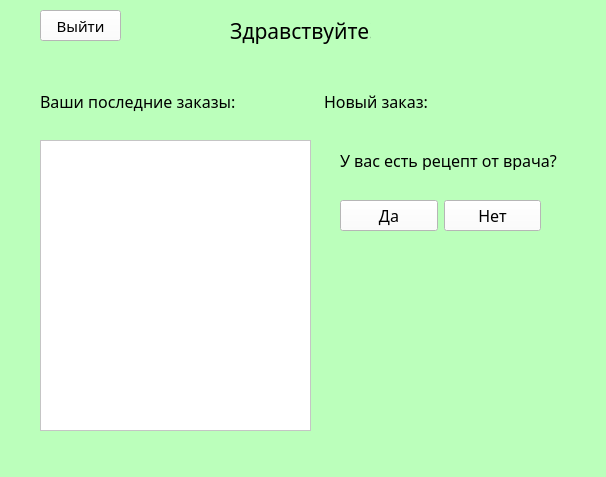
martifexa/Project_12.21, file project_tabletka/kabinet1.ui: the form before one commit.
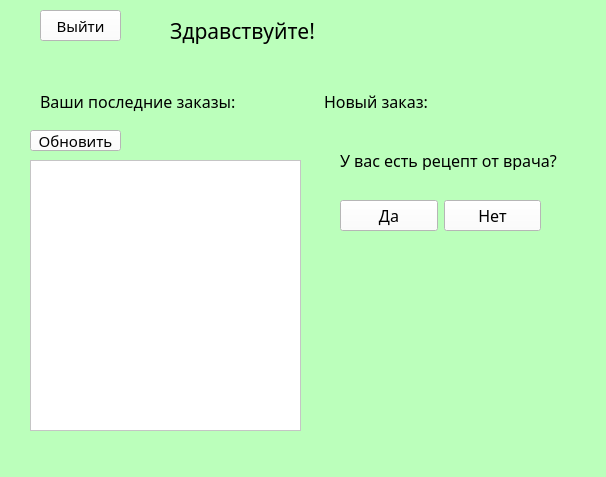
The form after the commit. Icons and pictures are not drawn.

The edit to the form file:
```diff
--- a/project_tabletka/kabinet1.ui
+++ b/project_tabletka/kabinet1.ui
@@ -26,9 +26,9 @@
    <widget class="QLabel" name="label">
     <property name="geometry">
      <rect>
-      <x>230</x>
+      <x>170</x>
       <y>10</y>
-      <width>141</width>
+      <width>351</width>
       <height>41</height>
      </rect>
     </property>
@@ -45,10 +45,10 @@
    <widget class="QListWidget" name="listWidget">
     <property name="geometry">
      <rect>
-      <x>40</x>
-      <y>140</y>
+      <x>30</x>
+      <y>160</y>
       <width>271</width>
-      <height>291</height>
+      <height>271</height>
      </rect>
     </property>
     <property name="font">
@@ -178,29 +178,7 @@
      <string/>
     </property>
     <property name="pixmap">
-     <pixmap resource="../../../Desktop/proj/projj.qrc">:/newPrefix/i.jpg</pixmap>
-    </property>
-    <property name="scaledContents">
-     <bool>true</bool>
-    </property>
-   </widget>
-   <widget class="QLabel" name="label_6">
-    <property name="geometry">
-     <rect>
-      <x>140</x>
-      <y>30</y>
-      <width>41</width>
-      <height>41</height>
-     </rect>
-    </property>
-    <property name="styleSheet">
-     <string notr="true">background-image: url(:/newPrefix/Screenshot_7.png);</string>
-    </property>
-    <property name="text">
-     <string/>
-    </property>
-    <property name="pixmap">
-     <pixmap resource="../../../Desktop/proj/projj.qrc">:/newPrefix/Screenshot_7.png</pixmap>
+     <pixmap>:/newPrefix/i.jpg</pixmap>
     </property>
     <property name="scaledContents">
      <bool>true</bool>
@@ -272,6 +250,28 @@
      <string>Выйти</string>
     </property>
    </widget>
+   <widget class="QPushButton" name="pushButton_update">
+    <property name="geometry">
+     <rect>
+      <x>30</x>
+      <y>130</y>
+      <width>91</width>
+      <height>21</height>
+     </rect>
+    </property>
+    <property name="font">
+     <font>
+      <family>Microsoft YaHei UI Light</family>
+      <pointsize>11</pointsize>
+     </font>
+    </property>
+    <property name="styleSheet">
+     <string notr="true">background-color: rgb(255, 255, 255);</string>
+    </property>
+    <property name="text">
+     <string>Обновить</string>
+    </property>
+   </widget>
   </widget>
   <widget class="QMenuBar" name="menubar">
    <property name="geometry">
```
Left out of the diff: 4 changed lines with no effect on the pictures.
